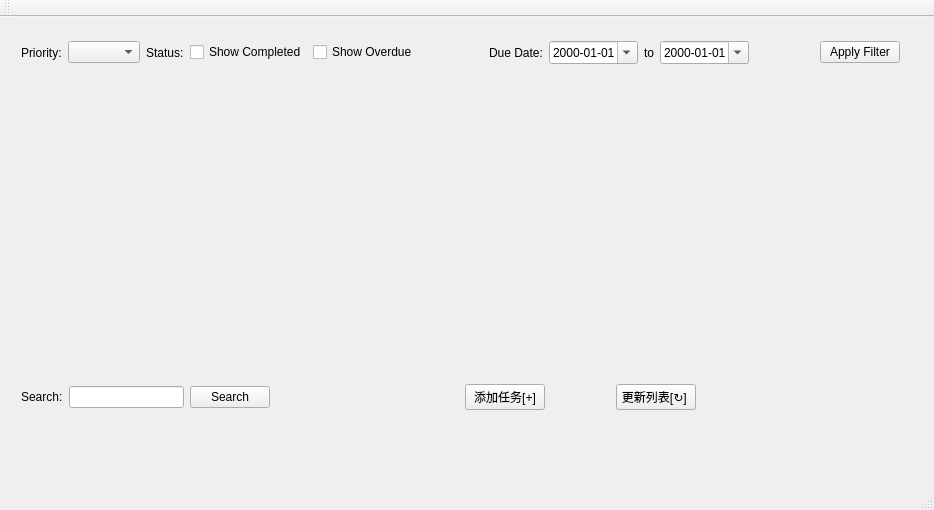
First picture: the form in MainWindow.ui, repository Ducker-Fry/TODOList, before the edit.
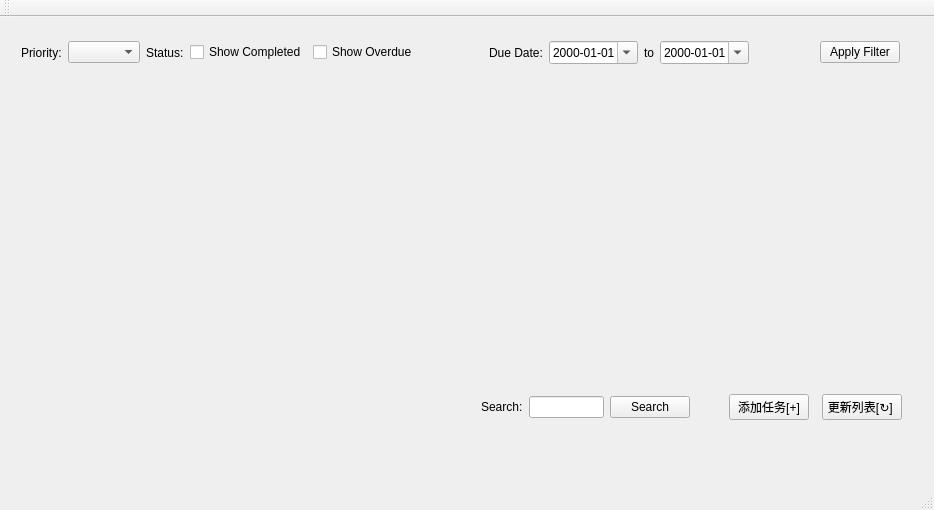
Second picture: the form after the edit. Custom widgets are drawn as their Qt base class.

Patch:
```diff
--- a/MainWindow.ui
+++ b/MainWindow.ui
@@ -127,9 +127,9 @@
    <widget class="QWidget" name="horizontalLayoutWidget">
     <property name="geometry">
      <rect>
-      <x>390</x>
-      <y>330</y>
-      <width>381</width>
+      <x>710</x>
+      <y>340</y>
+      <width>211</width>
       <height>101</height>
      </rect>
     </property>
@@ -192,9 +192,9 @@
    <widget class="QWidget" name="horizontalLayoutWidget_2">
     <property name="geometry">
      <rect>
-      <x>10</x>
-      <y>340</y>
-      <width>271</width>
+      <x>470</x>
+      <y>350</y>
+      <width>231</width>
       <height>80</height>
      </rect>
     </property>
@@ -222,6 +222,16 @@
      </item>
     </layout>
    </widget>
+   <widget class="StatisticalChart" name="statisticalChart" native="true">
+    <property name="geometry">
+     <rect>
+      <x>19</x>
+      <y>89</y>
+      <width>341</width>
+      <height>331</height>
+     </rect>
+    </property>
+   </widget>
   </widget>
   <widget class="QMenuBar" name="menuBar">
    <property name="geometry">
@@ -244,6 +254,14 @@
   <widget class="QStatusBar" name="statusBar"/>
  </widget>
  <layoutdefault spacing="6" margin="11"/>
+ <customwidgets>
+  <customwidget>
+   <class>StatisticalChart</class>
+   <extends>QWidget</extends>
+   <header>statisticalchart.h</header>
+   <container>1</container>
+  </customwidget>
+ </customwidgets>
  <resources>
   <include location="MainWindow.qrc"/>
  </resources>
```
